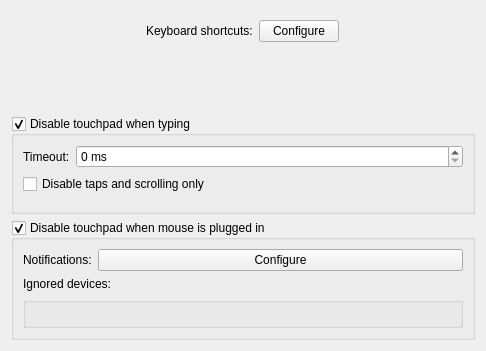
Sonic-DE/sonic-desktop-interface, file kcms/touchpad/src/kcm/xlib/ui/kded.ui: the form before one commit.
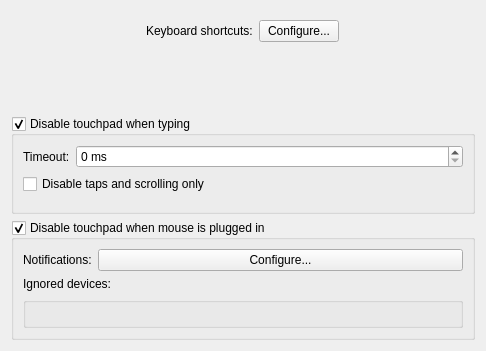
The form after the commit. Icons and pictures are not drawn. Custom widgets are drawn as their Qt base class.

Commit message: kcm touchpad: Add ellipsis to "Configure" buttons as they open dialogs

What changed in the file:
```diff
--- a/kcms/touchpad/src/kcm/xlib/ui/kded.ui
+++ b/kcms/touchpad/src/kcm/xlib/ui/kded.ui
@@ -32,7 +32,7 @@
          </sizepolicy>
         </property>
         <property name="text">
-         <string>Configure</string>
+         <string>Configure...</string>
         </property>
         <property name="icon">
          <iconset theme="configure">
@@ -143,7 +143,7 @@
         <item row="0" column="1">
          <widget class="QPushButton" name="configureNotificationsButton">
           <property name="text">
-           <string>Configure</string>
+           <string>Configure...</string>
           </property>
           <property name="icon">
            <iconset theme="configure"/>
```
